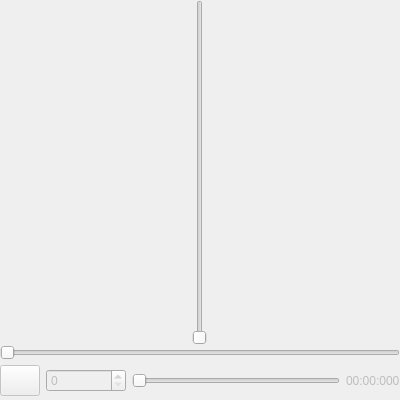
Old version of the form pyforms_gui/controls/control_player/video.ui in the repository UmSenhorQualquer/pyforms-gui.
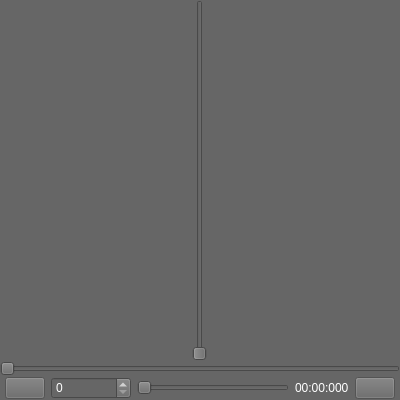
New version of the form. Icons and pictures are not drawn.

Commit message: Add a button to detach the player from the window

Patch:
```diff
--- a/pyforms_gui/controls/control_player/video.ui
+++ b/pyforms_gui/controls/control_player/video.ui
@@ -25,6 +25,13 @@
   <property name="windowTitle">
    <string>Frame</string>
   </property>
+  <property name="autoFillBackground">
+   <bool>false</bool>
+  </property>
+  <property name="styleSheet">
+   <string notr="true">background-color: #666;
+color: #FFF;</string>
+  </property>
   <property name="frameShape">
    <enum>QFrame::NoFrame</enum>
   </property>
@@ -76,7 +83,7 @@
      <property name="minimumSize">
       <size>
        <width>0</width>
-       <height>40</height>
+       <height>24</height>
       </size>
      </property>
      <property name="maximumSize">
@@ -95,7 +102,16 @@
       <property name="spacing">
        <number>6</number>
       </property>
-      <property name="margin">
+      <property name="leftMargin">
+       <number>5</number>
+      </property>
+      <property name="topMargin">
+       <number>0</number>
+      </property>
+      <property name="rightMargin">
+       <number>5</number>
+      </property>
+      <property name="bottomMargin">
        <number>0</number>
       </property>
       <item>
@@ -103,7 +119,7 @@
         <property name="minimumSize">
          <size>
           <width>0</width>
-          <height>31</height>
+          <height>21</height>
          </size>
         </property>
         <property name="focusPolicy">
@@ -176,6 +192,9 @@
         <property name="focusPolicy">
          <enum>Qt::NoFocus</enum>
         </property>
+        <property name="styleSheet">
+         <string notr="true"/>
+        </property>
         <property name="pageStep">
          <number>0</number>
         </property>
@@ -215,6 +234,19 @@
         </property>
        </widget>
       </item>
+      <item>
+       <widget class="QPushButton" name="detach_btn">
+        <property name="toolTip">
+         <string extracomment="Detach the player">Detach the player</string>
+        </property>
+        <property name="text">
+         <string/>
+        </property>
+        <property name="checkable">
+         <bool>false</bool>
+        </property>
+       </widget>
+      </item>
      </layout>
     </widget>
    </item>
```
Left out of the diff: 11 changed lines with no effect on the pictures. The commit also changes 3 other files.
